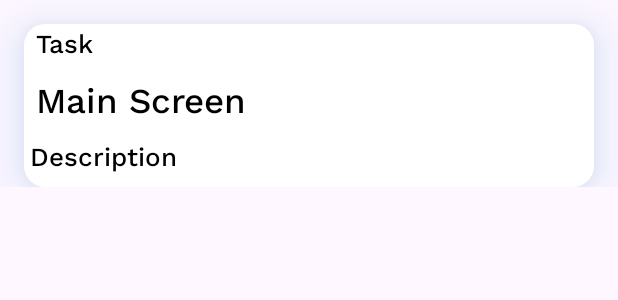
After one commit to Enesssk/android-task-eneskala, an Android app: the layout maincard_item.xml on its own in the app's theme, with its tools: preview values and no code run, on a phone screen of 412 x 824 dp. The commit adds this screen. Shown: the top 300 px of the screen. Run offline under Robolectric (Android 15) with nearby library versions, the phone set to English and light mode, and no system bars.

Commit message:
feat(res): completed layout

```diff
--- /dev/null
+++ b/app/src/main/res/drawable/maincardconstraint_background.xml
@@ -0,0 +1,16 @@
+<?xml version="1.0" encoding="utf-8"?>
+<layer-list xmlns:android="http://schemas.android.com/apk/res/android">
+    <item android:left="1dp" android:right="1dp" android:top="1dp" android:bottom="1dp">
+        <shape android:shape="rectangle">
+            <solid android:color="@color/white"/>
+            <corners android:radius="14dp"/>
+        </shape>
+    </item>
+
+    <item>
+        <shape android:shape="rectangle">
+            <solid android:color="@color/white"/>
+            <corners android:radius="14dp"/>
+        </shape>
+    </item>
+</layer-list>
--- /dev/null
+++ b/app/src/main/res/layout/maincard_item.xml
@@ -0,0 +1,79 @@
+<?xml version="1.0" encoding="utf-8"?>
+<androidx.constraintlayout.widget.ConstraintLayout xmlns:android="http://schemas.android.com/apk/res/android"
+    xmlns:app="http://schemas.android.com/apk/res-auto"
+    android:layout_width="match_parent"
+    android:layout_height="wrap_content">
+
+    <androidx.constraintlayout.widget.ConstraintLayout
+        android:id="@+id/eventsLinearLayout"
+        android:layout_width="0dp"
+        android:layout_height="wrap_content"
+        android:layout_margin="16dp"
+        android:background="@drawable/maincardconstraint_background"
+        android:outlineSpotShadowColor="@color/effectShadow"
+        android:elevation="20dp"
+        android:orientation="vertical"
+        app:layout_constraintEnd_toEndOf="parent"
+        app:layout_constraintStart_toStartOf="parent"
+        app:layout_constraintTop_toTopOf="parent">
+
+
+        <TextView
+            android:id="@+id/taskText"
+            android:layout_width="0dp"
+            android:layout_height="wrap_content"
+            android:autoSizeTextType="uniform"
+            android:ellipsize="none"
+            android:fontFamily="@font/work_sans_medium"
+            android:gravity="start"
+            android:maxLines="2"
+            android:paddingStart="8dp"
+            android:text="@string/task"
+            android:textColor="@color/black"
+            android:textSize="17sp"
+            app:layout_constraintEnd_toEndOf="parent"
+            app:layout_constraintStart_toStartOf="parent"
+            app:layout_constraintTop_toTopOf="parent" />
+
+        <TextView
+            android:id="@+id/titleText"
+            android:layout_width="0dp"
+            android:layout_height="wrap_content"
+            android:layout_marginTop="8dp"
+            android:layout_weight="1"
+            android:autoSizeTextType="uniform"
+            android:ellipsize="none"
+            android:fontFamily="@font/work_sans_medium"
+            android:gravity="start"
+            android:maxLines="2"
+            android:paddingStart="8dp"
+            android:text="@string/titleText"
+            android:textColor="@color/black"
+            android:textSize="23sp"
+            app:layout_constraintEnd_toEndOf="parent"
+            app:layout_constraintStart_toStartOf="parent"
+            app:layout_constraintTop_toBottomOf="@+id/taskText" />
+
+        <TextView
+            android:id="@+id/descriptionText"
+            android:layout_width="0dp"
+            android:layout_height="wrap_content"
+            android:layout_marginTop="8dp"
+            android:layout_weight="1"
+            android:autoSizeTextType="uniform"
+            android:ellipsize="none"
+            android:fontFamily="@font/work_sans_medium"
+            android:gravity="start"
+            android:maxLines="2"
+            android:paddingStart="4dp"
+            android:paddingBottom="8dp"
+            android:text="@string/description"
+            android:textColor="@color/black"
+            android:textSize="17sp"
+            app:layout_constraintEnd_toEndOf="parent"
+            app:layout_constraintStart_toStartOf="parent"
+            app:layout_constraintTop_toBottomOf="@+id/titleText" />
+
+    </androidx.constraintlayout.widget.ConstraintLayout>
+
+</androidx.constraintlayout.widget.ConstraintLayout>
--- a/app/src/main/res/values/colors.xml
+++ b/app/src/main/res/values/colors.xml
@@ -2,4 +2,6 @@
 <resources>
     <color name="black">#FF000000</color>
     <color name="white">#FFFFFFFF</color>
+    <color name="effectShadow">#1E88E5</color>
+
 </resources>
--- a/app/src/main/res/values/strings.xml
+++ b/app/src/main/res/values/strings.xml
@@ -1,3 +1,10 @@
 <resources>
     <string name="app_name">AndroidTaskKotlin</string>
+    <!-- TODO: Remove or change this placeholder text -->
+    <string name="hello_blank_fragment">Hello blank fragment</string>
+    <string name="titleText">Main Screen</string>
+    <string name="task">Task</string>
+    <string name="description">Description</string>
+    <string name="title">Title</string>
+
 </resources>
```
Also changed, not shown: app/src/main/java/com/eneskala/androidtaskkotlin/ui/view/MainFragment.kt (added, +35 -0 lines), app/src/main/res/layout/activity_main.xml (+11 -7 lines), app/src/main/res/layout/fragment_main.xml (added, +48 -0 lines), app/src/main/res/navigation/my_graph.xml (added, +13 -0 lines), app/src/main/res/font/work_sans_medium.ttf (added), app/src/main/res/font/work_sans_semibold.ttf (added).
